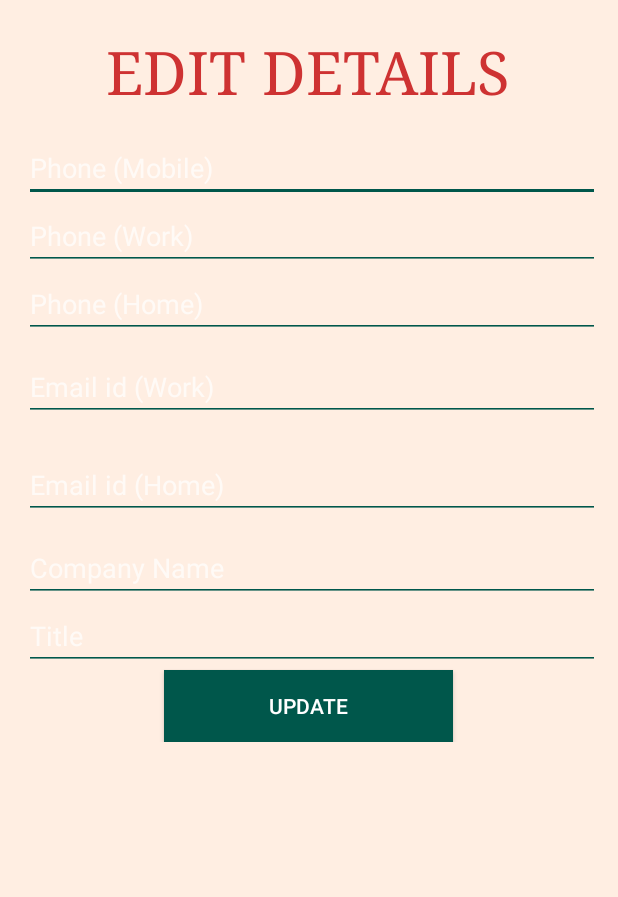
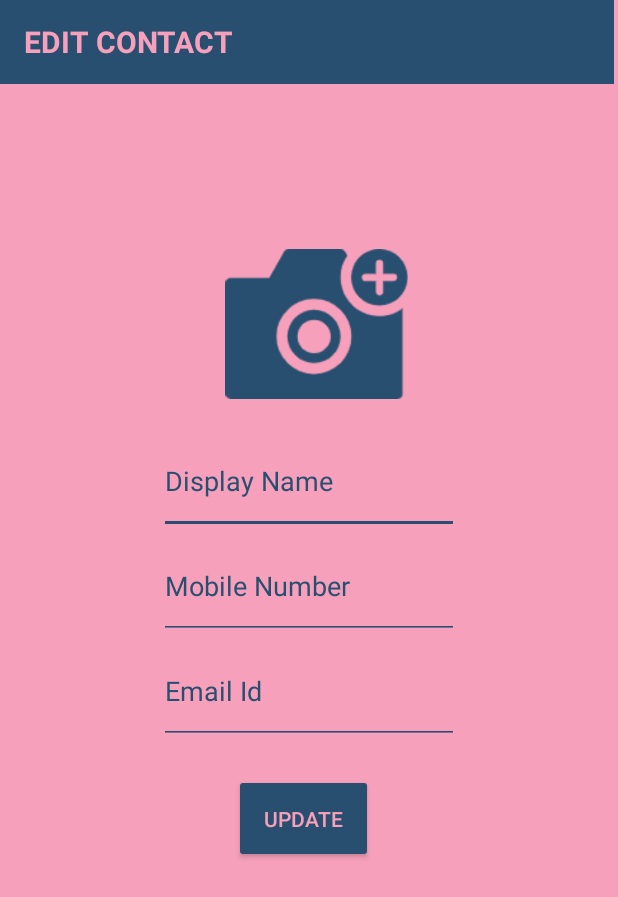
Before and after one commit to tanya-555/Contact-Manager, an Android app: the layout update_contact_controller.xml on its own in the app's theme, with its tools: preview values and no code run, on a phone screen of 412 x 824 dp. Shown: the top 897 px of the screen. Run offline under Robolectric (Android 15) with nearby library versions, the phone set to English and light mode, and no system bars.

Commit message:
implement edit contact functionality

```diff
--- a/app/src/main/res/layout/update_contact_controller.xml
+++ b/app/src/main/res/layout/update_contact_controller.xml
@@ -1,114 +1,92 @@
-<?xml version="1.0" encoding="utf-8"?>
-<LinearLayout xmlns:android="http://schemas.android.com/apk/res/android"
+<RelativeLayout xmlns:android="http://schemas.android.com/apk/res/android"
     android:layout_width="match_parent"
     android:layout_height="match_parent"
-    android:background="#FFEEE2"
-    android:orientation="vertical"
-    android:padding="16dp">
+    android:background="@color/color_bg">
+
+    <androidx.appcompat.widget.Toolbar
+        android:id="@+id/toolbar"
+        android:layout_width="409dp"
+        android:layout_height="wrap_content"
+        android:background="@color/color_fg"
+        android:minHeight="?attr/actionBarSize"
+        android:theme="?attr/actionBarTheme">
 
         <TextView
-        android:id="@+id/contact_update_title"
             android:layout_width="wrap_content"
             android:layout_height="wrap_content"
-        android:layout_gravity="center_horizontal"
-        android:layout_marginBottom="16dp"
-        android:layout_marginTop="5dp"
-        android:text="EDIT DETAILS"
-        android:textColor="#ce3232"
-        android:textSize="40sp"
-        android:typeface="serif" />
+            android:text="@string/edit_contact"
+            android:textColor="@color/color_bg"
+            android:textSize="@dimen/size_20dp"
+            android:textStyle="bold" />
+    </androidx.appcompat.widget.Toolbar>
 
-    <ScrollView
-        android:layout_width="match_parent"
-        android:layout_height="match_parent">
-
-        <LinearLayout
+    <RelativeLayout
         android:layout_width="wrap_content"
         android:layout_height="wrap_content"
-            android:orientation="vertical">
+        android:layout_below="@+id/toolbar"
+        android:layout_centerInParent="true"
+        android:layout_marginTop="70dp"
+        android:fitsSystemWindows="true"
+        android:padding="40dp">
 
+        <ImageView
+            android:id="@+id/iv_photo"
+            android:layout_width="130dp"
+            android:layout_height="100dp"
+            android:layout_marginStart="40dp"
+            android:src="@drawable/camera"/>
 
         <EditText
-                android:id="@+id/new_mobile_phone"
-                android:layout_width="400dp"
-                android:layout_height="wrap_content"
-                android:backgroundTint="@color/colorPrimaryDark"
-                android:hint="Phone (Mobile)"
-                android:inputType="phone"
-                android:orientation="vertical"/>
+            android:id="@+id/tv_name"
+            android:layout_width="200dp"
+            android:layout_height="70dp"
+            android:layout_below="@+id/iv_photo"
+            android:layout_marginTop="@dimen/size_20dp"
+            android:backgroundTint="@color/color_fg"
+            android:hint="@string/display_name"
+            android:imeOptions="actionDone"
+            android:inputType="textPersonName"
+            android:textColor="@color/color_fg"
+            android:textColorHint="@color/color_fg"
+            android:textCursorDrawable="@color/color_fg" />
 
         <EditText
-                android:id="@+id/new_work_phone"
-                android:layout_width="400dp"
-                android:layout_height="wrap_content"
-                android:backgroundTint="@color/colorPrimaryDark"
-                android:hint="Phone (Work)"
-                android:inputType="phone"
-                android:orientation="vertical"/>
+            android:id="@+id/tv_number"
+            android:layout_width="200dp"
+            android:layout_height="70dp"
+            android:layout_below="@+id/tv_name"
+            android:backgroundTint="@color/color_fg"
+            android:hint="@string/mobile_number"
+            android:imeOptions="actionDone"
+            android:inputType="number"
+            android:textColor="@color/color_fg"
+            android:textColorHint="@color/color_fg"
+            android:textCursorDrawable="@color/color_fg" />
 
         <EditText
-                android:id="@+id/new_home_phone"
-                android:layout_width="400dp"
-                android:layout_height="wrap_content"
-                android:backgroundTint="@color/colorPrimaryDark"
-                android:hint="Phone (Home)"
-                android:inputType="phone"
-                android:orientation="vertical"/>
-
-            <EditText
-                android:id="@+id/new_work_email"
-                android:layout_width="400dp"
-                android:layout_height="wrap_content"
-                android:layout_marginBottom="10dp"
-                android:layout_marginTop="10dp"
-                android:backgroundTint="@color/colorPrimaryDark"
-                android:hint="Email id (Work)"
+            android:id="@+id/tv_email"
+            android:layout_width="200dp"
+            android:layout_height="70dp"
+            android:layout_below="@+id/tv_number"
+            android:backgroundTint="@color/color_fg"
+            android:hint="@string/email_id"
+            android:imeOptions="actionDone"
             android:inputType="textEmailAddress"
-                android:orientation="vertical"/>
-
-            <EditText
-                android:id="@+id/new_home_email"
-                android:layout_width="400dp"
-                android:layout_height="wrap_content"
-                android:layout_marginBottom="10dp"
-                android:layout_marginTop="10dp"
-                android:backgroundTint="@color/colorPrimaryDark"
-                android:hint="Email id (Home)"
-                android:inputType="textEmailAddress"
-                android:orientation="vertical"/>
-
-
-            <EditText
-                android:id="@+id/new_company_name"
-                android:layout_width="400dp"
-                android:layout_height="wrap_content"
-                android:backgroundTint="@color/colorPrimaryDark"
-                android:hint="Company Name"
-                android:inputType="textPersonName"
-                android:orientation="vertical"/>
-
-            <EditText
-                android:id="@+id/new_title"
-                android:layout_width="400dp"
-                android:layout_height="wrap_content"
-                android:backgroundTint="@color/colorPrimaryDark"
-                android:hint="Title"
-                android:inputType="textPersonName"
-                android:orientation="vertical"/>
-
-
+            android:textColor="@color/color_fg"
+            android:textColorHint="@color/color_fg"
+            android:textCursorDrawable="@color/color_fg" />
 
         <Button
-                android:id="@+id/update_contact"
+            android:id="@+id/update_btn"
             android:layout_width="wrap_content"
             android:layout_height="wrap_content"
-                android:layout_gravity="center_horizontal"
-                android:background="@color/colorPrimaryDark"
-                android:elevation="4dp"
-                android:paddingLeft="70dp"
-                android:paddingRight="70dp"
-                android:text="UPDATE"
-                android:textColor="#fff" />
-        </LinearLayout>
-    </ScrollView>
-</LinearLayout>
+            android:layout_below="@+id/tv_email"
+            android:layout_marginStart="50dp"
+            android:layout_marginTop="@dimen/size_20dp"
+            android:backgroundTint="@color/color_fg"
+            android:padding="@dimen/size_20dp"
+            android:text="@string/update"
+            android:textColor="@color/color_bg" />
+
+    </RelativeLayout>
+</RelativeLayout>
--- a/app/src/main/res/values/strings.xml
+++ b/app/src/main/res/values/strings.xml
@@ -17,4 +17,6 @@
         <string name="mobile_number">Mobile Number</string>
         <string name="email_id">Email Id</string>
         <string name="add">ADD</string>
+        <string name="edit_contact">EDIT CONTACT</string>
+        <string name="update">UPDATE</string>
     </resources>
```
Also changed, not shown: app/src/main/java/com/example/contact_application/adapter/ContactAdapter.java (+4 -3 lines), app/src/main/java/com/example/contact_application/controller/ContactListController.java (+11 -3 lines), app/src/main/java/com/example/contact_application/controller/UpdateContactController.java (+43 -89 lines). Lines whose indentation alone changed are shown as unchanged.
